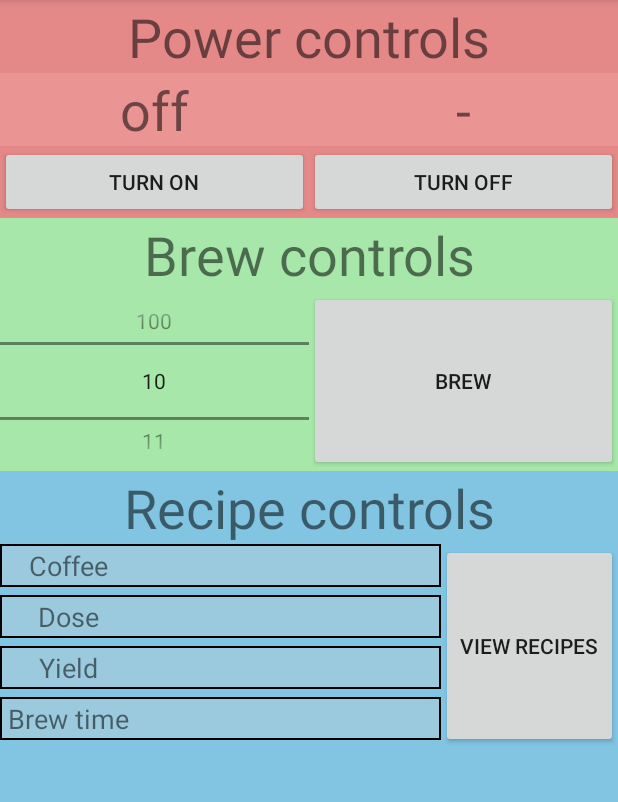
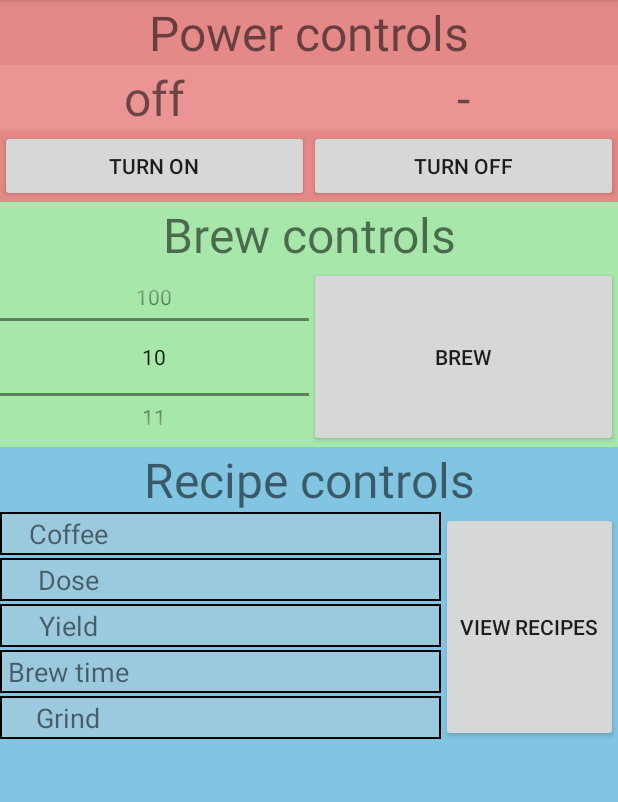
Before and after one commit to EricLindskog/smartEspresso, an Android app: the screen it shows after launch (MainActivity), on a phone screen of 412 x 824 dp, the part 84-886 px from its top. Run offline under Robolectric (Android 15) with nearby library versions, the phone set to English and light mode, and no system bars; our stand-ins replace Volley; libraries missing offline, so code that uses them is left out: com.muddzdev.styleabletoast.

Commit message:
Added ability to remove recipe, added colors and dims. Updated logo.

```diff
--- a/app/src/main/AndroidManifest.xml
+++ b/app/src/main/AndroidManifest.xml
@@ -7,7 +7,7 @@
     <uses-feature android:name="android.hardware.type.watch" />
 
     <uses-permission android:name="android.permission.INTERNET" />
-
+    <uses-permission android:name="android.permission.VIBRATE" />
     <application
         android:allowBackup="true"
         android:icon="@drawable/smartespresso_logo"
--- a/app/src/main/java/com/example/smartespresso/MainActivity.java
+++ b/app/src/main/java/com/example/smartespresso/MainActivity.java
@@ -44,11 +44,13 @@ public class MainActivity extends AppCompatActivity {
     final Context ctx = this;
     Timer timer;
     final static Handler handler = new Handler();
+    NotificationService ns;
     @Override
     protected void onCreate(Bundle savedInstanceState) {
         super.onCreate(savedInstanceState);
         setContentView(R.layout.activity_main);
-        createChannel();
+        ns = new NotificationService(this);
+        ns.createChannel();
 
         NumberPicker np = (NumberPicker) findViewById(R.id.brewTime);
         np.setMaxValue(100);
@@ -98,7 +100,7 @@ public class MainActivity extends AppCompatActivity {
             txt.setText(result+"\u00B0");
             int t = Integer.parseInt(result);
             if(t==TARGET_TEMPERATURE){
-                new NotificationService().postNotification(getApplication());
+                ns.postNotification();
             }
         }
     }
@@ -160,10 +162,12 @@ public class MainActivity extends AppCompatActivity {
         TextView dose = findViewById(R.id.activeDose);
         TextView yield = findViewById(R.id.activeYield);
         TextView brewTime = findViewById(R.id.activeBrewTime);
+        TextView grind = findViewById(R.id.activeGrind);
         coffee.setText(recipeArr[0]);
         dose.setText(recipeArr[1]);
         yield.setText(recipeArr[2]);
         brewTime.setText(recipeArr[3]);
+        grind.setText(recipeArr[4]);
     }
     private void clearTimer(){
         timer.cancel();
@@ -177,15 +181,7 @@ public class MainActivity extends AppCompatActivity {
         t.setText(R.string.temp_default);
     }
 
-    private void createChannel(){
-        CharSequence name = "temp";
-        String description = "temperature information";//getString(R.string.channel_description);
-        int importance = NotificationManager.IMPORTANCE_DEFAULT;
-        NotificationChannel channel = new NotificationChannel(name.toString(), name, importance);
-        channel.setDescription(description);
-        NotificationManager notificationManager = getSystemService(NotificationManager.class);
-        notificationManager.createNotificationChannel(channel);
-    }
+
     @Override
     public void onResume(){
         super.onResume();
--- a/app/src/main/java/com/example/smartespresso/notification/NotificationService.java
+++ b/app/src/main/java/com/example/smartespresso/notification/NotificationService.java
@@ -1,5 +1,7 @@
 package com.example.smartespresso.notification;
 
+import android.app.NotificationChannel;
+import android.app.NotificationManager;
 import android.app.PendingIntent;
 import android.content.Context;
 import android.content.Intent;
@@ -11,8 +13,11 @@ import com.example.smartespresso.MainActivity;
 import com.example.smartespresso.R;
 
 public class NotificationService {
-
-    public void postNotification(Context ctx){
+    private Context ctx;
+    public NotificationService(Context ctx){
+        this.ctx = ctx;
+    }
+    public void postNotification(){
         Intent intent = new Intent(ctx, MainActivity.class);
         intent.setFlags(Intent.FLAG_ACTIVITY_NEW_TASK | Intent.FLAG_ACTIVITY_CLEAR_TASK);
         PendingIntent pendingIntent = PendingIntent.getActivity(ctx, 0, intent, 0);
@@ -22,12 +27,22 @@ public class NotificationService {
                 .setContentTitle(ctx.getString(R.string.temp_notification_title))
                 .setContentText(ctx.getString(R.string.temp_notification_body))
                 .setPriority(NotificationCompat.PRIORITY_DEFAULT)
-                // Set the intent that will fire when the user taps the notification
                 .setContentIntent(pendingIntent)
+                .setVibrate(new long[]{500})
                 .setAutoCancel(true);
         NotificationManagerCompat notificationManager = NotificationManagerCompat.from(ctx);
 
         // notificationId is a unique int for each notification that you must define
         notificationManager.notify(1, builder.build());
     }
+    public void createChannel(){
+        CharSequence name = "temperature";
+        String description = "temperature information";//getString(R.string.channel_description);
+        int importance = NotificationManager.IMPORTANCE_DEFAULT;
+        NotificationChannel channel = new NotificationChannel(name.toString(), name, importance);
+        channel.setDescription(description);
+        channel.setVibrationPattern(new long[]{500});
+        NotificationManager notificationManager = ctx.getSystemService(NotificationManager.class);
+        notificationManager.createNotificationChannel(channel);
+    }
 }
--- a/app/src/main/res/layout/activity_main.xml
+++ b/app/src/main/res/layout/activity_main.xml
@@ -112,7 +112,7 @@
                     android:scaleX="1"
                     android:scaleY="1"
                     android:textAlignment="center"
-                    android:textSize="36sp" />
+                    android:textSize="@dimen/title_text_size" />
 
                 <Button
                     android:id="@+id/button3"
@@ -137,7 +137,7 @@
                 android:layout_height="wrap_content"
                 android:text="@string/recipe_controls"
                 android:textAlignment="center"
-                android:textSize="36sp" />
+                android:textSize="@dimen/title_text_size" />
 
             <LinearLayout
                 android:layout_width="match_parent"
@@ -148,6 +148,8 @@
                     android:layout_width="0dp"
                     android:layout_height="match_parent"
                     android:layout_weight=".5">
+
+
 
                     <TableRow
                         android:layout_width="match_parent"
@@ -163,7 +165,7 @@
                             android:gravity="center"
                             android:text="@string/coffee_head"
                             android:textAlignment="center"
-                            android:textSize="18sp" />
+                            android:textSize="@dimen/default_text_size" />
 
                         <TextView
                             android:id="@+id/activeCoffee"
@@ -172,7 +174,7 @@
                             android:layout_weight=".7"
                             android:gravity="center"
                             android:textAlignment="center"
-                            android:textSize="18sp" />
+                            android:textSize="@dimen/default_text_size" />
                     </TableRow>
 
                     <TableRow
@@ -189,7 +191,7 @@
                             android:gravity="center"
                             android:text="@string/dose_head"
                             android:textAlignment="center"
-                            android:textSize="18sp" />
+                            android:textSize="@dimen/default_text_size" />
 
                         <TextView
                             android:id="@+id/activeDose"
@@ -198,7 +200,7 @@
                             android:layout_weight=".7"
                             android:gravity="center"
                             android:textAlignment="center"
-                            android:textSize="18sp" />
+                            android:textSize="@dimen/default_text_size" />
                     </TableRow>
 
                     <TableRow
@@ -215,7 +217,7 @@
                             android:gravity="center"
                             android:text="@string/yield_head"
                             android:textAlignment="center"
-                            android:textSize="18sp" />
+                            android:textSize="@dimen/default_text_size" />
 
                         <TextView
                             android:id="@+id/activeYield"
@@ -224,7 +226,7 @@
                             android:layout_weight=".7"
                             android:gravity="center"
                             android:textAlignment="center"
-                            android:textSize="18sp" />
+                            android:textSize="@dimen/default_text_size" />
                     </TableRow>
 
                     <TableRow
@@ -240,7 +242,7 @@
                             android:gravity="center"
                             android:text="@string/brewTime_head"
                             android:textAlignment="center"
-                            android:textSize="18sp" />
+                            android:textSize="@dimen/default_text_size" />
 
                         <TextView
                             android:id="@+id/activeBrewTime"
@@ -249,7 +251,32 @@
                             android:layout_weight=".7"
                             android:gravity="center"
                             android:textAlignment="center"
-                            android:textSize="18sp" />
+                            android:textSize="@dimen/default_text_size" />
+                    </TableRow>
+                    <TableRow
+                        android:layout_width="match_parent"
+                        android:layout_height="match_parent"
+                        android:layout_marginBottom="@dimen/recipe_controls_row_margin"
+                        android:background="@drawable/recipe_control_border"
+                        android:padding="@dimen/recipe_controls_row_padding">
+
+                        <TextView
+                            android:layout_width="0dp"
+                            android:layout_height="match_parent"
+                            android:layout_weight=".3"
+                            android:gravity="center"
+                            android:text="@string/grind_head"
+                            android:textAlignment="center"
+                            android:textSize="@dimen/default_text_size" />
+
+                        <TextView
+                            android:id="@+id/activeGrind"
+                            android:layout_width="0dp"
+                            android:layout_height="match_parent"
+                            android:layout_weight=".7"
+                            android:gravity="center"
+                            android:textAlignment="center"
+                            android:textSize="@dimen/default_text_size" />
                     </TableRow>
                 </TableLayout>
 
--- a/app/src/main/res/layout/activity_recipe_list.xml
+++ b/app/src/main/res/layout/activity_recipe_list.xml
@@ -18,7 +18,7 @@
             android:layout_height="wrap_content"
             android:text="@string/recipe_title"
             android:textAlignment="center"
-            android:textSize="36sp" />
+            android:textSize="@dimen/title_text_size" />
         <!--<LinearLayout
             android:layout_width="match_parent"
             android:layout_height="wrap_content"
--- a/app/src/main/res/values/colors.xml
+++ b/app/src/main/res/values/colors.xml
@@ -13,4 +13,7 @@
     <color name="powerControlBackground">#E48888</color>
     <color name="powerControlStatusBackground">#eb9494</color>
     <color name="brewControlBackground">#A7E8AA</color>
+    <color name="recipeMenuBackground">#879697</color>
+    <color name="recipeMenuConfirm">#00FF04</color>
+    <color name="recipeMenuCancel">#FF0000</color>
 </resources>
--- a/app/src/main/res/values/dimens.xml
+++ b/app/src/main/res/values/dimens.xml
@@ -13,7 +13,9 @@
     -->
     <dimen name="inner_frame_layout_padding">5dp</dimen>
     <dimen name="fab_margin">16dp</dimen>
-    <dimen name="recipe_controls_row_margin">5dp</dimen>
+    <dimen name="recipe_controls_row_margin">2dp</dimen>
     <dimen name="recipe_controls_row_padding">2dp</dimen>
-    <dimen name="title_text_size">36sp</dimen>
+    <dimen name="title_text_size">32sp</dimen>
+    <dimen name="default_text_size">18sp</dimen>
+    <dimen name="recipe_menu_text_size">24sp</dimen>
 </resources>
--- a/app/src/main/res/values/strings.xml
+++ b/app/src/main/res/values/strings.xml
@@ -15,10 +15,13 @@
     <string name="edit_yield">yield in grams</string>
     <string name="enter_brewTime">Brew time</string>
     <string name="edit_brewTime">Brew time in seconds</string>
+    <string name="enter_grind">Grind</string>
+    <string name="edit_grind">Grind setting</string>
     <string name="coffee_head">Coffee</string>
     <string name="dose_head">Dose</string>
     <string name="yield_head">Yield</string>
     <string name="brewTime_head">Brew time</string>
+    <string name="grind_head">Grind</string>
     <string name="select_head"> </string>
     <string name="view_recipes">View recipes</string>
     <string name="recipe_controls">Recipe controls</string>
@@ -28,4 +31,7 @@
     <string name="add_recipe_button">Add recipe</string>
     <string name="temp_notification_body">The machine has heated up</string>
     <string name="temp_notification_title">Temperature reached</string>
+    <string name="recipe_menu_prompt">Remove recipe?</string>
+    <string name="recipe_menu_remove">Yes</string>
+    <string name="recipe_menu_cancel">No</string>
 </resources>
```
Also changed, not shown: app/src/main/java/com/example/smartespresso/db/RecipeDatabase.java (+16 -3 lines), app/src/main/java/com/example/smartespresso/recipe/RecipeFragment.java (+54 -18 lines), app/src/main/java/com/example/smartespresso/recipe/RecipeListActivity.java (+23 -7 lines), app/src/main/res/layout/dialog_add_recipe.xml (+19 -0 lines), app/src/main/res/layout/recipe_fragment.xml (+15 -5 lines), app/src/main/res/layout/recipe_fragment_menu.xml (added, +41 -0 lines), app/src/main/res/drawable/smartespresso_logo.png, 1 other file.
